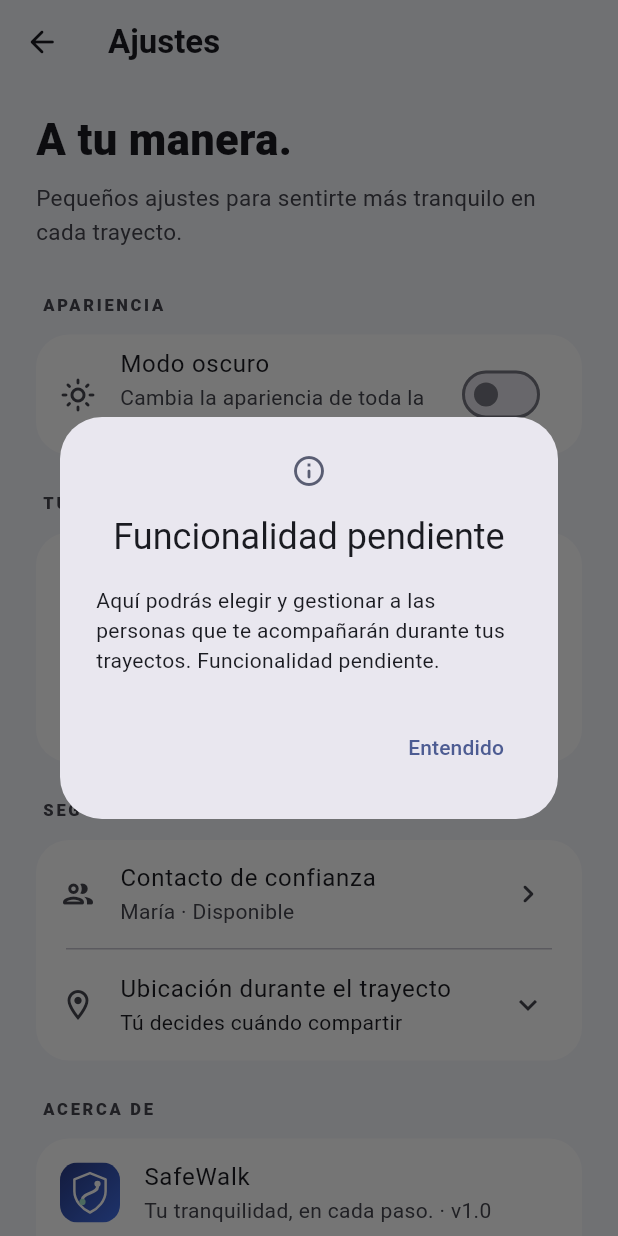
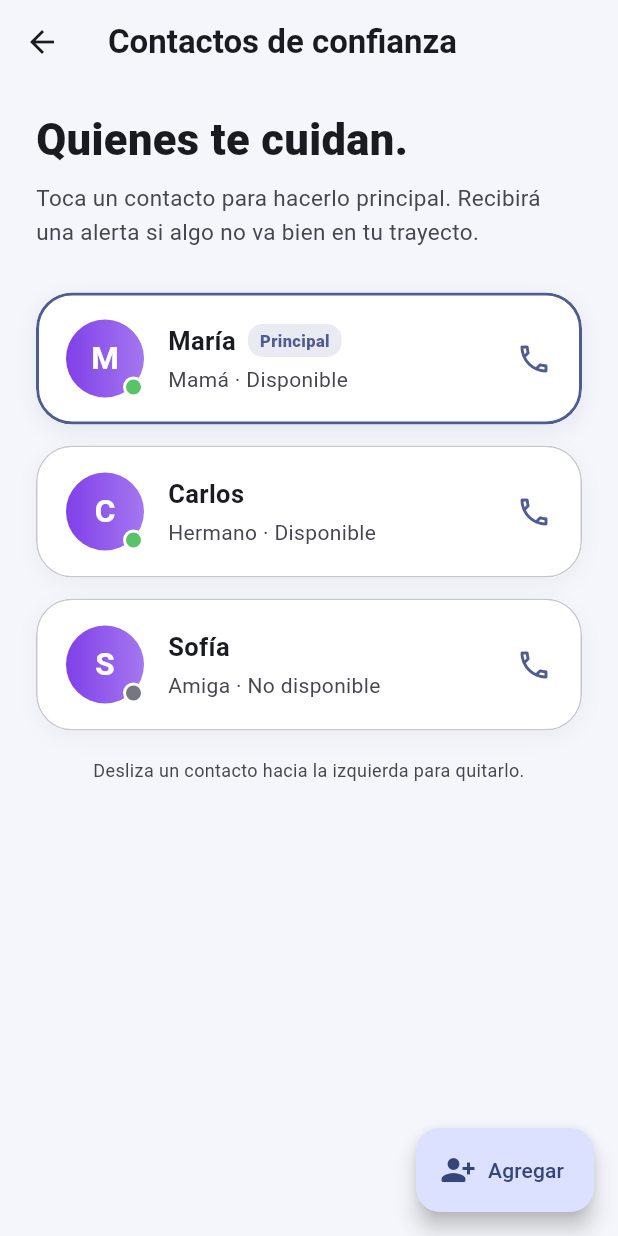
Before and after one commit to Dubu2500/SafeWalk, a Flutter app: the SettingsScreen screen opened by its route, after a tap on "Contacto de confianza", on a phone screen of 412 x 824 dp. Run offline on Flutter 3.47's test engine with Material 3 defaults, Android fonts, the phone set to English and light mode, and no system bars; our stand-ins replace flutter_svg.

Commit message:
feat: pantalla de contactos de confianza y navegación desde home, ajustes, drawer y perfil

```diff
--- a/safewalk/lib/main.dart
+++ b/safewalk/lib/main.dart
@@ -7,6 +7,7 @@ import 'screens/map_screen.dart';
 import 'screens/profile_screen.dart';
 import 'screens/register_screen.dart';
 import 'screens/settings_screen.dart';
+import 'screens/trusted_contacts_screen.dart';
 import 'theme/app_theme.dart';
 
 void main() => runApp(const MyApp());
@@ -47,6 +48,7 @@ class _MyAppState extends State<MyApp> {
           '/map': (_) => const MapScreen(),
           '/settings': (_) => const SettingsScreen(),
           '/profile': (_) => const ProfileScreen(),
+          '/contacts': (_) => const TrustedContactsScreen(),
         },
       ),
     ),
--- a/safewalk/lib/screens/home_screen.dart
+++ b/safewalk/lib/screens/home_screen.dart
@@ -169,9 +169,7 @@ class _HomeScreenState extends State<HomeScreen> {
                   const SizedBox(height: 16),
                   TrustedContactCard(
                     name: trustedContactName,
-                    onTap: () => _showNotice(
-                      'La gestión de contactos estará disponible próximamente.',
-                    ),
+                    onTap: () => Navigator.pushNamed(context, '/contacts'),
                   ),
                   const SizedBox(height: 22),
                   DecoratedBox(
--- a/safewalk/lib/screens/settings_screen.dart
+++ b/safewalk/lib/screens/settings_screen.dart
@@ -107,10 +107,7 @@ class SettingsScreen extends StatelessWidget {
                     title: const Text('Contacto de confianza'),
                     subtitle: const Text('María · Disponible'),
                     trailing: const Icon(Icons.chevron_right_rounded),
-                    onTap: () => showPendingDialog(
-                      context,
-                      'Aquí podrás elegir y gestionar a las personas que te acompañarán durante tus trayectos. Funcionalidad pendiente.',
-                    ),
+                    onTap: () => Navigator.pushNamed(context, '/contacts'),
                   ),
                   const Divider(height: 1, indent: 20, endIndent: 20),
                   ExpansionTile(
--- /dev/null
+++ b/safewalk/lib/screens/trusted_contacts_screen.dart
@@ -0,0 +1,155 @@
+import 'package:flutter/material.dart';
+
+import '../data/profile_data.dart';
+import '../models/trusted_contact.dart';
+import '../widgets/contact_tile.dart';
+import '../widgets/pending_dialog.dart';
+
+class TrustedContactsScreen extends StatefulWidget {
+  const TrustedContactsScreen({super.key});
+
+  @override
+  State<TrustedContactsScreen> createState() => _TrustedContactsScreenState();
+}
+
+class _TrustedContactsScreenState extends State<TrustedContactsScreen> {
+  final List<TrustedContact> _contacts = [...trustedContacts];
+  String _primaryId = trustedContacts.first.id;
+
+  void _showSnackBar(SnackBar snackBar) {
+    ScaffoldMessenger.of(context)
+      ..hideCurrentSnackBar()
+      ..showSnackBar(snackBar);
+  }
+
+  void _setPrimary(TrustedContact contact) {
+    setState(() => _primaryId = contact.id);
+    _showSnackBar(
+      SnackBar(
+        content: Text('${contact.name} ahora es tu contacto principal.'),
+      ),
+    );
+  }
+
+  void _removeContact(TrustedContact contact, int index) {
+    final previousPrimaryId = _primaryId;
+    setState(() {
+      _contacts.removeAt(index);
+      if (_primaryId == contact.id && _contacts.isNotEmpty) {
+        _primaryId = _contacts.first.id;
+      }
+    });
+    _showSnackBar(
+      SnackBar(
+        content: Text('${contact.name} se quitó de tus contactos.'),
+        action: SnackBarAction(
+          label: 'Deshacer',
+          onPressed: () => setState(() {
+            _contacts.insert(index, contact);
+            _primaryId = previousPrimaryId;
+          }),
+        ),
+      ),
+    );
+  }
+
+  @override
+  Widget build(BuildContext context) {
+    final colors = Theme.of(context).colorScheme;
+    return Scaffold(
+      appBar: AppBar(
+        title: const Text(
+          'Contactos de confianza',
+          style: TextStyle(fontWeight: FontWeight.w700),
+        ),
+      ),
+      floatingActionButton: FloatingActionButton.extended(
+        onPressed: () => showPendingDialog(
+          context,
+          'Aquí podrás agregar un contacto desde tu agenda para que te acompañe en tus trayectos. Funcionalidad pendiente.',
+        ),
+        icon: const Icon(Icons.person_add_alt_1_rounded),
+        label: const Text('Agregar'),
+      ),
+      body: Center(
+        child: ConstrainedBox(
+          constraints: const BoxConstraints(maxWidth: 520),
+          child: ListView(
+            padding: const EdgeInsets.fromLTRB(24, 16, 24, 100),
+            children: [
+              const Text(
+                'Quienes te cuidan.',
+                style: TextStyle(fontSize: 29, fontWeight: FontWeight.w800),
+              ),
+              const SizedBox(height: 8),
+              Text(
+                'Toca un contacto para hacerlo principal. Recibirá una alerta si algo no va bien en tu trayecto.',
+                style: TextStyle(
+                  fontSize: 15,
+                  height: 1.5,
+                  color: colors.onSurfaceVariant,
+                ),
+              ),
+              const SizedBox(height: 28),
+              for (final (index, contact) in _contacts.indexed)
+                // Swipe left to remove a contact from the list.
+                Dismissible(
+                  key: ValueKey(contact.id),
+                  direction: DismissDirection.endToStart,
+                  onDismissed: (_) => _removeContact(contact, index),
+                  background: Padding(
+                    padding: const EdgeInsets.only(bottom: 14),
+                    child: Container(
+                      alignment: Alignment.centerRight,
+                      padding: const EdgeInsets.only(right: 24),
+                      decoration: BoxDecoration(
+                        color: colors.error,
+                        borderRadius: BorderRadius.circular(24),
+                      ),
+                      child: Icon(
+                        Icons.delete_outline_rounded,
+                        color: colors.onError,
+                      ),
+                    ),
+                  ),
+                  child: Padding(
+                    padding: const EdgeInsets.only(bottom: 14),
+                    child: ContactTile(
+                      contact: contact,
+                      primary: contact.id == _primaryId,
+                      onTap: () => _setPrimary(contact),
+                      onCall: () => showPendingDialog(
+                        context,
+                        'Aquí se llamará a ${contact.name} al ${contact.phone}. Funcionalidad pendiente.',
+                      ),
+                    ),
+                  ),
+                ),
+              if (_contacts.isEmpty)
+                Padding(
+                  padding: const EdgeInsets.symmetric(vertical: 28),
+                  child: Text(
+                    'Aún no tienes contactos de confianza.',
+                    textAlign: TextAlign.center,
+                    style: TextStyle(color: colors.onSurfaceVariant),
+                  ),
+                )
+              else
+                Padding(
+                  padding: const EdgeInsets.only(top: 4),
+                  child: Text(
+                    'Desliza un contacto hacia la izquierda para quitarlo.',
+                    textAlign: TextAlign.center,
+                    style: TextStyle(
+                      fontSize: 12,
+                      color: colors.onSurfaceVariant,
+                    ),
+                  ),
+                ),
+            ],
+          ),
+        ),
+      ),
+    );
+  }
+}
```
Also changed, not shown: safewalk/lib/screens/profile_screen.dart (+18 -1 lines), safewalk/lib/widgets/profile_drawer.dart (+9 -0 lines).
